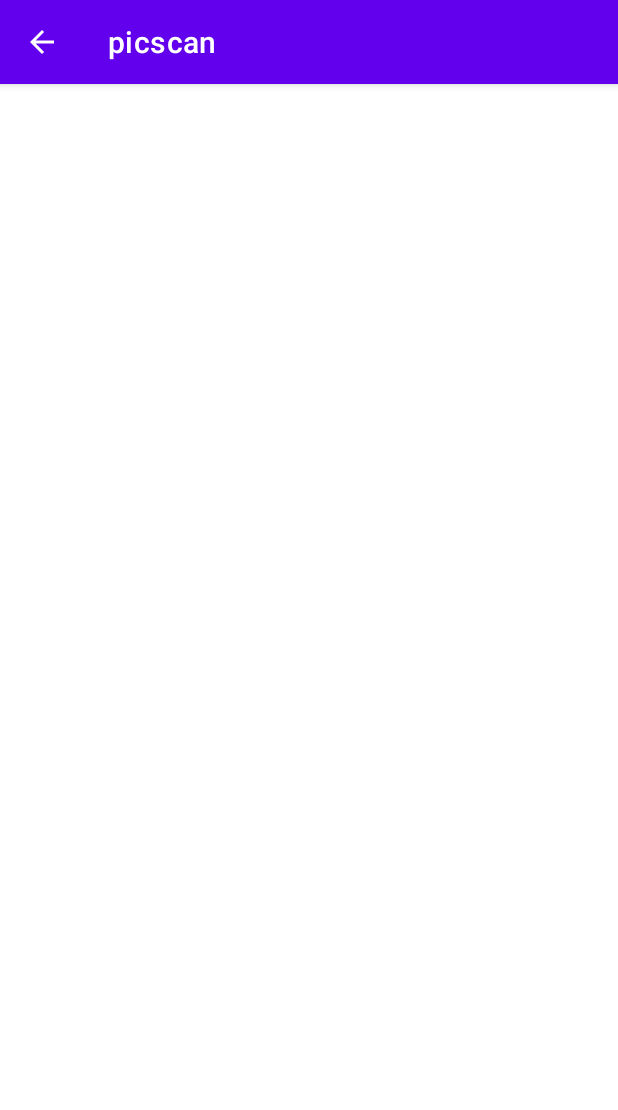
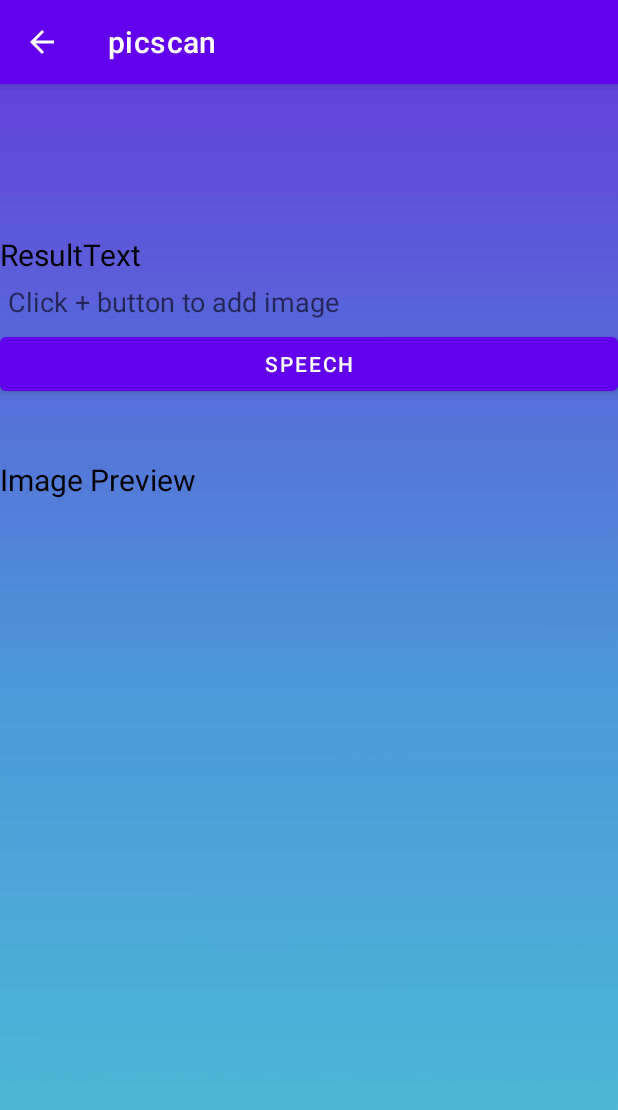
Before and after one commit to methi2554/picscan, an Android app: the TextToSpeechActivity screen opened directly, with no data from a screen before it, on a phone screen of 412 x 824 dp. Shown: the top 1110 px of the screen. Run offline under Robolectric (Android 15) with nearby library versions, the phone set to English and light mode, and no system bars.

Commit message:
fix link to tts activity - close #14

```diff
--- a/app/src/main/AndroidManifest.xml
+++ b/app/src/main/AndroidManifest.xml
@@ -10,7 +10,7 @@
         android:roundIcon="@mipmap/ic_launcher_round"
         android:supportsRtl="true"
         android:theme="@style/Theme.Picscan">
-        <activity android:name=".SecondActivity"
+        <activity android:name=".TextToSpeechActivity"
             android:parentActivityName=".MainActivity">
         </activity>
         <activity android:name=".MainActivity">
--- a/app/src/main/java/com/example/picscan/MainActivity.java
+++ b/app/src/main/java/com/example/picscan/MainActivity.java
@@ -16,7 +16,6 @@ import android.graphics.Bitmap;
 import android.graphics.drawable.BitmapDrawable;
 import android.net.Uri;
 import android.os.Bundle;
-import android.preference.PreferenceManager;
 import android.provider.MediaStore;
 
 import android.speech.RecognizerIntent;
@@ -100,13 +99,13 @@ public class MainActivity extends AppCompatActivity {
         tts.setOnClickListener(new View.OnClickListener() {
             @Override
             public void onClick(View v) {
-                startActivity(new Intent(MainActivity.this, SecondActivity.class));
+                startActivity(new Intent(MainActivity.this, TextToSpeechActivity.class));
             }
         });
         stt.setOnClickListener(new View.OnClickListener() {
             @Override
             public void onClick(View v) {
-                startActivity(new Intent(MainActivity.this, SpeechActivity.class));
+                startActivity(new Intent(MainActivity.this, SpeechToTextActivity.class));
             }
         });
         mmicBtn.setOnClickListener(new View.OnClickListener() {
--- a/app/src/main/java/com/example/picscan/SpeechActivity.java
+++ b/app/src/main/java/com/example/picscan/SpeechToTextActivity.java
@@ -6,10 +6,10 @@ import android.os.PersistableBundle;
 import androidx.annotation.Nullable;
 import androidx.appcompat.app.AppCompatActivity;
 
-public class SpeechActivity extends AppCompatActivity {
+public class SpeechToTextActivity extends AppCompatActivity {
     @Override
-    public void onCreate(@Nullable Bundle savedInstanceState, @Nullable PersistableBundle persistentState) {
-        super.onCreate(savedInstanceState, persistentState);
+    protected void onCreate(Bundle savedInstanceState) {
+        super.onCreate(savedInstanceState);
         setContentView(R.layout.activity_speechtotext);
         getSupportActionBar().setDisplayHomeAsUpEnabled(true);
     }
--- a/app/src/main/java/com/example/picscan/SecondActivity.java
+++ b/app/src/main/java/com/example/picscan/TextToSpeechActivity.java
@@ -6,10 +6,10 @@ import android.os.PersistableBundle;
 import androidx.annotation.Nullable;
 import androidx.appcompat.app.AppCompatActivity;
 
-public class SecondActivity extends AppCompatActivity {
+public class TextToSpeechActivity extends AppCompatActivity {
     @Override
-    public void onCreate(@Nullable Bundle savedInstanceState, @Nullable PersistableBundle persistentState) {
-        super.onCreate(savedInstanceState, persistentState);
+    protected void onCreate(Bundle savedInstanceState) {
+        super.onCreate(savedInstanceState);
         setContentView(R.layout.activity_texttospeech);
         getSupportActionBar().setDisplayHomeAsUpEnabled(true);
 
--- a/app/src/main/res/layout/activity_texttospeech.xml
+++ b/app/src/main/res/layout/activity_texttospeech.xml
@@ -1,39 +1,50 @@
 <?xml version="1.0" encoding="utf-8"?>
-<androidx.constraintlayout.widget.ConstraintLayout
-    xmlns:android="http://schemas.android.com/apk/res/android"
+<androidx.constraintlayout.widget.ConstraintLayout xmlns:android="http://schemas.android.com/apk/res/android"
     xmlns:app="http://schemas.android.com/apk/res-auto"
     xmlns:tools="http://schemas.android.com/tools"
     android:layout_width="match_parent"
     android:layout_height="match_parent"
-    tools:context=".SecondActivity">
+    tools:context=".TextToSpeechActivity">
 
-<ImageView
-    android:layout_width="match_parent"
-    android:layout_height="match_parent"
-    android:background="@drawable/bacg2">
+    <ImageView
+        android:id="@+id/imageView"
+        android:layout_width="0dp"
+        android:layout_height="0dp"
+        android:background="@drawable/bacg2"
+        app:layout_constraintBottom_toBottomOf="parent"
+        app:layout_constraintEnd_toEndOf="parent"
+        app:layout_constraintStart_toStartOf="parent"
+        app:layout_constraintTop_toTopOf="parent">
 
-</ImageView>
+    </ImageView>
 
     <LinearLayout
-        android:layout_width="match_parent"
-        android:layout_height="match_parent"
+        android:id="@+id/linearLayout"
+        android:layout_width="0dp"
+        android:layout_height="0dp"
         android:orientation="vertical"
-        android:paddingTop="100dp">
+        android:paddingTop="100dp"
+        app:layout_constraintBottom_toBottomOf="parent"
+        app:layout_constraintEnd_toEndOf="parent"
+        app:layout_constraintStart_toStartOf="parent"
+        app:layout_constraintTop_toTopOf="parent">
+
         <TextView
+            android:layout_width="match_parent"
+            android:layout_height="wrap_content"
             android:text="ResultText"
             android:textColor="@color/black"
-            android:textSize="20sp"
-            android:layout_width="match_parent"
-            android:layout_height="wrap_content" />
+            android:textSize="20sp" />
+
         <EditText
             android:id="@+id/resultEt"
-            android:hint="Click + button to add image"
+            android:layout_width="match_parent"
+            android:layout_height="wrap_content"
             android:autoLink="all"
             android:background="@null"
+            android:hint="Click + button to add image"
             android:padding="5dp"
-            android:textColor="#000"
-            android:layout_width="match_parent"
-            android:layout_height="wrap_content" />
+            android:textColor="#000" />
 
         <Button
             android:id="@+id/btn"
@@ -41,43 +52,32 @@
             android:layout_height="wrap_content"
             android:text="speech" />
     </LinearLayout>
+
     <LinearLayout
-        android:layout_width="match_parent"
+        android:id="@+id/linearLayout2"
+        android:layout_width="0dp"
         android:layout_height="wrap_content"
         android:orientation="vertical"
-        android:paddingTop="250dp">
+        android:paddingTop="250dp"
+        app:layout_constraintEnd_toEndOf="parent"
+        app:layout_constraintStart_toStartOf="parent"
+        app:layout_constraintTop_toTopOf="@+id/imageView">
+
         <TextView
+            android:layout_width="match_parent"
+            android:layout_height="wrap_content"
             android:text="Image Preview"
             android:textColor="@color/black"
-            android:textSize="20sp"
-            android:layout_width="match_parent"
-            android:layout_height="wrap_content" />
+            android:textSize="20sp" />
+
         <ImageView
             android:id="@+id/imageIv"
             android:layout_width="wrap_content"
             android:layout_height="wrap_content"
-            android:maxHeight="250dp"
-            />
+            android:maxHeight="250dp" />
 
 
     </LinearLayout>
 
 
-    <Button
-        android:paddingTop="10sp"
-        android:id="@+id/backbutton"
-        android:layout_width="wrap_content"
-        android:layout_height="wrap_content"
-        android:text="Back"
-        tools:layout_editor_absoluteX="16dp"
-        tools:layout_editor_absoluteY="13dp"
-        android:textColor="#FFFF"
-        android:background="@drawable/custom_button"
-
-        >
-    </Button>
-
-
-
-
 </androidx.constraintlayout.widget.ConstraintLayout>
```
Also changed, not shown: app/src/main/res/layout/activity_main.xml (+25 -11 lines), app/src/main/res/layout/activity_speechtotext.xml (+35 -20 lines), app/src/main/res/drawable/bacg2.jpg (added), app/src/main/res/drawable/stt2.png (added), app/src/main/res/drawable/texttospeech.png (added).
